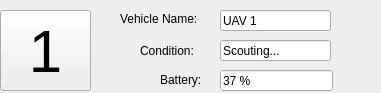
Before: the Qt Designer form src/rqt_gcs/resources/UAVCondition.ui in CSUN-SERL/lcar-bot, drawn with Qt 5.
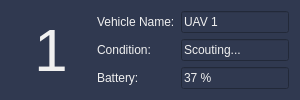
After: the same form once the commit is applied.

Commit message: Added Grid Layout and updated style sheet.

```diff
--- a/src/rqt_gcs/resources/UAVCondition.ui
+++ b/src/rqt_gcs/resources/UAVCondition.ui
@@ -6,109 +6,96 @@
    <rect>
     <x>0</x>
     <y>0</y>
-    <width>381</width>
-    <height>93</height>
+    <width>300</width>
+    <height>98</height>
    </rect>
   </property>
+  <property name="minimumSize">
+   <size>
+    <width>300</width>
+    <height>0</height>
+   </size>
+  </property>
+  <property name="maximumSize">
+   <size>
+    <width>1000</width>
+    <height>16777215</height>
+   </size>
+  </property>
   <property name="windowTitle">
    <string>Form</string>
   </property>
-  <widget class="QLineEdit" name="VehicleConditionLine">
-   <property name="geometry">
-    <rect>
-     <x>220</x>
-     <y>40</y>
-     <width>111</width>
-     <height>21</height>
-    </rect>
-   </property>
-   <property name="text">
-    <string>Scouting...</string>
-   </property>
-  </widget>
-  <widget class="QLineEdit" name="VehicleNameLine">
-   <property name="geometry">
-    <rect>
-     <x>220</x>
-     <y>10</y>
-     <width>111</width>
-     <height>21</height>
-    </rect>
-   </property>
-   <property name="text">
-    <string>UAV 1</string>
-   </property>
-  </widget>
-  <widget class="QLabel" name="VehicleNameLabel">
-   <property name="geometry">
-    <rect>
-     <x>120</x>
-     <y>10</y>
-     <width>101</width>
-     <height>17</height>
-    </rect>
-   </property>
-   <property name="text">
-    <string>Vehicle Name:</string>
-   </property>
-  </widget>
-  <widget class="QLabel" name="VehicleConditionLabel">
-   <property name="geometry">
-    <rect>
-     <x>140</x>
-     <y>40</y>
-     <width>101</width>
-     <height>21</height>
-    </rect>
-   </property>
-   <property name="text">
-    <string>Condition:</string>
-   </property>
-  </widget>
+  <property name="styleSheet">
+   <string notr="true">color: rgb(240, 240, 240);
+background-color: rgb(48, 57, 80);</string>
+  </property>
+  <layout class="QGridLayout" name="gridLayout">
+   <item row="0" column="0" rowspan="3">
   <widget class="QPushButton" name="VehicleSelectButton">
-   <property name="geometry">
-    <rect>
-     <x>0</x>
-     <y>10</y>
-     <width>91</width>
-     <height>81</height>
-    </rect>
+     <property name="minimumSize">
+      <size>
+       <width>80</width>
+       <height>0</height>
+      </size>
    </property>
    <property name="font">
     <font>
      <pointsize>45</pointsize>
     </font>
    </property>
+     <property name="styleSheet">
+      <string notr="true">color: rgb(240, 240, 240);
+background-color: rgb(48, 57, 80);
+border-radius: 5px;</string>
+     </property>
    <property name="text">
     <string>1</string>
    </property>
   </widget>
-  <widget class="QLineEdit" name="VehicleBatteryLine">
-   <property name="geometry">
-    <rect>
-     <x>220</x>
-     <y>70</y>
-     <width>113</width>
-     <height>21</height>
-    </rect>
-   </property>
+   </item>
+   <item row="0" column="1">
+    <widget class="QLabel" name="VehicleNameLabel">
+     <property name="text">
+      <string>Vehicle Name:</string>
+     </property>
+    </widget>
+   </item>
+   <item row="0" column="2">
+    <widget class="QLineEdit" name="VehicleNameLine">
    <property name="text">
-    <string>37 %</string>
-   </property>
-  </widget>
+      <string>UAV 1</string>
+     </property>
+    </widget>
+   </item>
+   <item row="1" column="1">
+    <widget class="QLabel" name="VehicleConditionLabel">
+     <property name="text">
+      <string>Condition:</string>
+     </property>
+    </widget>
+   </item>
+   <item row="1" column="2">
+    <widget class="QLineEdit" name="VehicleConditionLine">
+     <property name="text">
+      <string>Scouting...</string>
+     </property>
+    </widget>
+   </item>
+   <item row="2" column="1">
   <widget class="QLabel" name="VehicleBatteryLabel">
-   <property name="geometry">
-    <rect>
-     <x>160</x>
-     <y>70</y>
-     <width>61</width>
-     <height>20</height>
-    </rect>
-   </property>
    <property name="text">
     <string>Battery:</string>
    </property>
   </widget>
+   </item>
+   <item row="2" column="2">
+    <widget class="QLineEdit" name="VehicleBatteryLine">
+     <property name="text">
+      <string>37 %</string>
+     </property>
+    </widget>
+   </item>
+  </layout>
  </widget>
  <resources/>
  <connections/>
```
Lines whose indentation alone changed are shown as unchanged.
